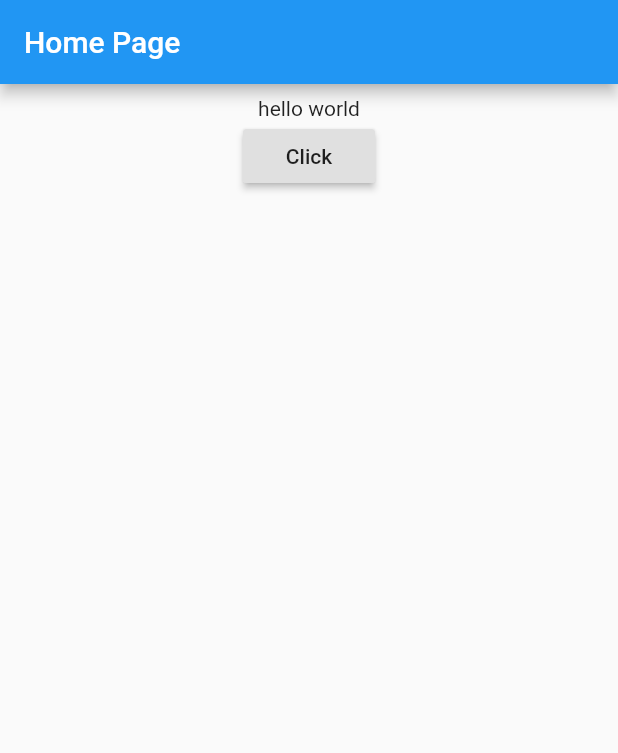
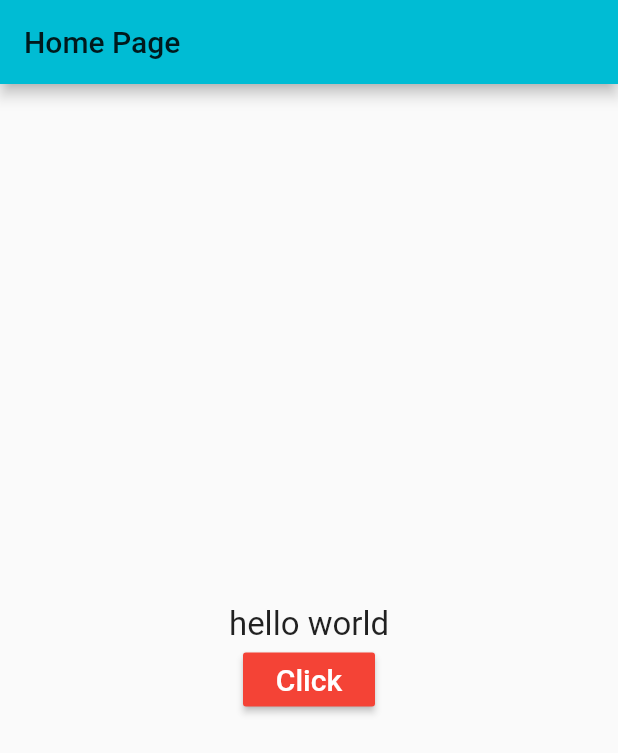
Before and after one commit to ami9901/Hello-World, a Flutter app: the screen it shows after launch, on a phone screen of 412 x 824 dp. Shown: the top 753 px of the screen. Run offline on Flutter 3.47's test engine with Material 2 defaults, Android fonts, the phone set to English and light mode, and no system bars.

Commit message:
applied some style to the app

```diff
--- a/lib/main.dart
+++ b/lib/main.dart
@@ -1,17 +1,23 @@
 import 'package:flutter/material.dart';
-    void main(){
+
+void main() {
   runApp(new MyApp());
 }
+
 class MyApp extends StatelessWidget {
   @override
   Widget build(BuildContext context) {
     return new MaterialApp(
       title: "My App",
-          home:new HomePage(),
+      home: new HomePage(),
+      theme: ThemeData(
+        primarySwatch: Colors.cyan,
+        brightness: Brightness.light,
+        accentColor: Colors.red,
+      ),
     );
   }
 }
-
 
 class HomePage extends StatefulWidget {
   @override
@@ -19,32 +25,38 @@ import 'package:flutter/material.dart';
 }
 
 class _HomePageState extends State<HomePage> {
+  String myText = "hello world";
 
-
-      String myText="hello world";
-      void _changeText(){
+  void _changeText() {
     setState(() {
-          if(myText.startsWith("h")) {
+      if (myText.startsWith("h")) {
         myText = "Welcome to hello world";
-          }
-          else
-            {
-              myText="hello world";
+      } else {
+        myText = "hello world";
       }
     });
   }
 
-      Widget _bodyWidget(){
+  Widget _bodyWidget() {
     return new Container(
       padding: const EdgeInsets.all(8.0),
       child: new Center(
         child: new Column(
+          mainAxisAlignment: MainAxisAlignment.center,
           children: <Widget>[
-                new Text(myText),
+            new Text(
+              myText,
+              style: TextStyle(
+                fontSize: 22.0,
+              ),
+            ),
             new RaisedButton(
-                  child: new Text("Click"),
-                  onPressed:_changeText,
-                )
+                child: new Text(
+                  "Click",
+                  style: TextStyle(color: Colors.white, fontSize: 20.0),
+                ),
+                onPressed: _changeText,
+                color: Colors.red)
           ],
         ),
       ),
```
Lines whose indentation alone changed are shown as unchanged.
